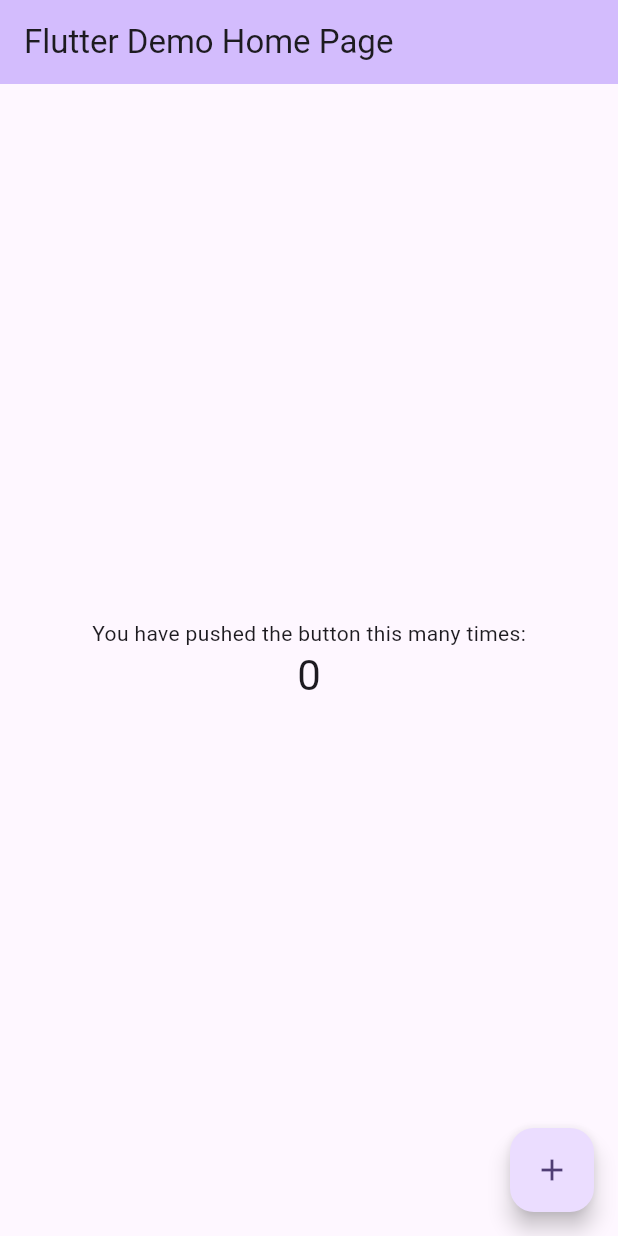
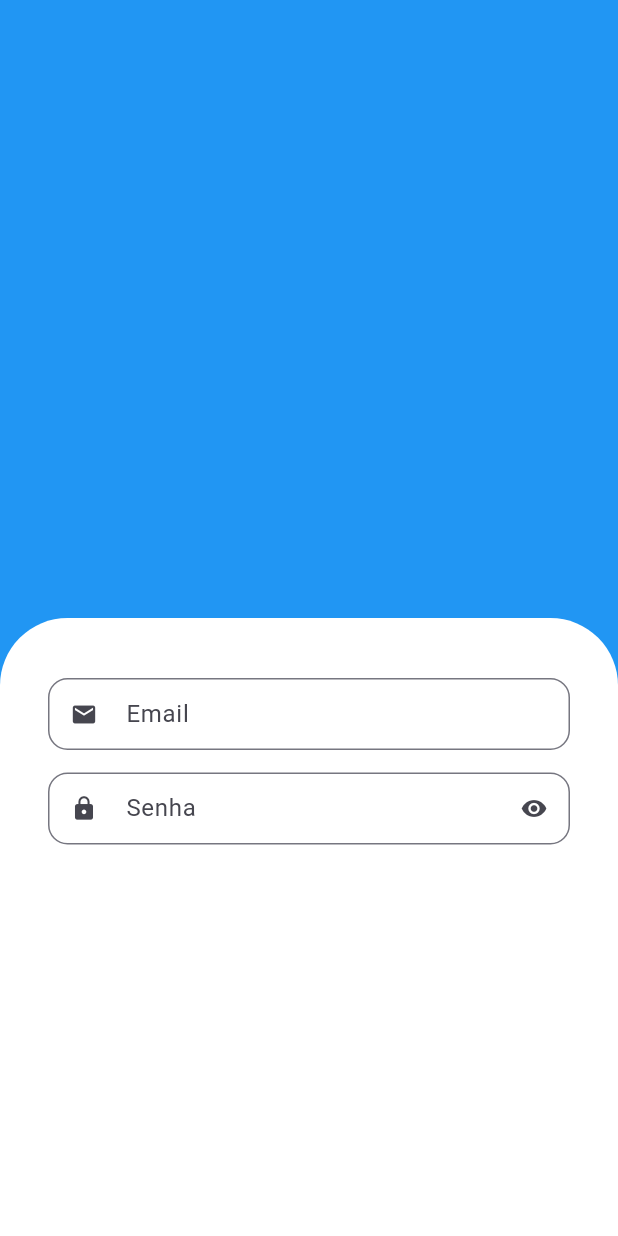
Before and after one commit to Eric-Coutinho/Flutter-App-Unicesumar, a Flutter app: the screen it shows after launch, on a phone screen of 412 x 824 dp. Run offline on Flutter 3.47's test engine with Material 3 defaults, Android fonts, the phone set to English and light mode, and no system bars.

Commit message:
Creating visuals for the login page

```diff
--- a/lib/main.dart
+++ b/lib/main.dart
@@ -1,4 +1,5 @@
 import 'package:flutter/material.dart';
+import 'package:flutter_application_1/src/auth/login_screen.dart';
 
 void main() {
   runApp(const MyApp());
@@ -7,119 +8,22 @@ void main() {
 class MyApp extends StatelessWidget {
   const MyApp({super.key});
 
-  // This widget is the root of your application.
   @override
   Widget build(BuildContext context) {
     return MaterialApp(
-      title: 'Flutter Demo',
+      title: 'Login',
       theme: ThemeData(
-        // This is the theme of your application.
-        //
-        // TRY THIS: Try running your application with "flutter run". You'll see
-        // the application has a purple toolbar. Then, without quitting the app,
-        // try changing the seedColor in the colorScheme below to Colors.green
-        // and then invoke "hot reload" (save your changes or press the "hot
-        // reload" button in a Flutter-supported IDE, or press "r" if you used
-        // the command line to start the app).
-        //
-        // Notice that the counter didn't reset back to zero; the application
-        // state is not lost during the reload. To reset the state, use hot
-        // restart instead.
-        //
-        // This works for code too, not just values: Most code changes can be
-        // tested with just a hot reload.
-        colorScheme: ColorScheme.fromSeed(seedColor: Colors.deepPurple),
+        colorSchemeSeed: Colors.indigo,
         useMaterial3: true,
+        brightness: Brightness.light,
       ),
-      home: const MyHomePage(title: 'Flutter Demo Home Page'),
+      darkTheme: ThemeData(
+        colorSchemeSeed: Colors.blue,
+        useMaterial3: true,
+        brightness: Brightness.dark
+      ),
+      home: const LoginScreen(),
+      debugShowCheckedModeBanner: false,
     );
   }
 }
-
-class MyHomePage extends StatefulWidget {
-  const MyHomePage({super.key, required this.title});
-
-  // This widget is the home page of your application. It is stateful, meaning
-  // that it has a State object (defined below) that contains fields that affect
-  // how it looks.
-
-  // This class is the configuration for the state. It holds the values (in this
-  // case the title) provided by the parent (in this case the App widget) and
-  // used by the build method of the State. Fields in a Widget subclass are
-  // always marked "final".
-
-  final String title;
-
-  @override
-  State<MyHomePage> createState() => _MyHomePageState();
-}
-
-class _MyHomePageState extends State<MyHomePage> {
-  int _counter = 0;
-
-  void _incrementCounter() {
-    setState(() {
-      // This call to setState tells the Flutter framework that something has
-      // changed in this State, which causes it to rerun the build method below
-      // so that the display can reflect the updated values. If we changed
-      // _counter without calling setState(), then the build method would not be
-      // called again, and so nothing would appear to happen.
-      _counter++;
-    });
-  }
-
-  @override
-  Widget build(BuildContext context) {
-    // This method is rerun every time setState is called, for instance as done
-    // by the _incrementCounter method above.
-    //
-    // The Flutter framework has been optimized to make rerunning build methods
-    // fast, so that you can just rebuild anything that needs updating rather
-    // than having to individually change instances of widgets.
-    return Scaffold(
-      appBar: AppBar(
-        // TRY THIS: Try changing the color here to a specific color (to
-        // Colors.amber, perhaps?) and trigger a hot reload to see the AppBar
-        // change color while the other colors stay the same.
-        backgroundColor: Theme.of(context).colorScheme.inversePrimary,
-        // Here we take the value from the MyHomePage object that was created by
-        // the App.build method, and use it to set our appbar title.
-        title: Text(widget.title),
-      ),
-      body: Center(
-        // Center is a layout widget. It takes a single child and positions it
-        // in the middle of the parent.
-        child: Column(
-          // Column is also a layout widget. It takes a list of children and
-          // arranges them vertically. By default, it sizes itself to fit its
-          // children horizontally, and tries to be as tall as its parent.
-          //
-          // Column has various properties to control how it sizes itself and
-          // how it positions its children. Here we use mainAxisAlignment to
-          // center the children vertically; the main axis here is the vertical
-          // axis because Columns are vertical (the cross axis would be
-          // horizontal).
-          //
-          // TRY THIS: Invoke "debug painting" (choose the "Toggle Debug Paint"
-          // action in the IDE, or press "p" in the console), to see the
-          // wireframe for each widget.
-          mainAxisAlignment: MainAxisAlignment.center,
-          children: <Widget>[
-            const Text(
-              'You have pushed the button this many times:',
-            ),
-            Text(
-              '$_counter',
-              style: Theme.of(context).textTheme.headlineMedium,
-            ),
-          ],
-        ),
-      ),
-      floatingActionButton: FloatingActionButton(
-        onPressed: _incrementCounter,
-        tooltip: 'Increment',
-        child: const Icon(Icons.add),
-      ), // This trailing comma makes auto-formatting nicer for build methods.
-    );
-  }
-}
--- /dev/null
+++ b/lib/src/auth/components/text_form.dart
@@ -0,0 +1,42 @@
+import 'package:flutter/material.dart';
+
+class TextForm extends StatefulWidget {
+  final IconData icon;
+  final String label;
+  bool hideText;
+  TextForm(
+      {super.key,
+      required this.icon,
+      required this.label,
+      this.hideText = false});
+
+  @override
+  State<TextForm> createState() => _TextFormState();
+}
+
+class _TextFormState extends State<TextForm> {
+  @override
+  Widget build(BuildContext context) {
+    return Padding(
+      padding: const EdgeInsets.only(bottom: 15),
+      child: TextFormField(
+        obscureText: widget.hideText,
+        decoration: InputDecoration(
+          prefixIcon: Icon(widget.icon),
+          suffixIcon: widget.hideText
+              ? IconButton(
+                  onPressed: () {
+                    setState(() {
+                      widget.hideText = !widget.hideText;
+                    });
+                  },
+                  icon: const Icon(Icons.visibility))
+              : null,
+          labelText: widget.label,
+          isDense: true,
+          border: OutlineInputBorder(borderRadius: BorderRadius.circular(13)),
+        ),
+      ),
+    );
+  }
+}
--- /dev/null
+++ b/lib/src/auth/login_screen.dart
@@ -0,0 +1,39 @@
+import 'package:flutter/material.dart';
+import 'package:flutter_application_1/src/auth/components/text_form.dart';
+
+void main() {
+  runApp(const LoginScreen());
+}
+
+class LoginScreen extends StatelessWidget {
+  const LoginScreen({super.key});
+
+  @override
+  Widget build(BuildContext context) {
+    return Scaffold(
+      backgroundColor: Colors.blue,
+      body: Column(
+        children: [
+          Expanded(
+              child: Container(
+            color: Colors.blue,
+          )),
+          Expanded(
+              child: Container(
+                  padding:
+                      const EdgeInsets.symmetric(horizontal: 32, vertical: 40),
+                  decoration: const BoxDecoration(
+                      color: Color.fromARGB(255, 255, 255, 255),
+                      borderRadius:
+                          BorderRadius.vertical(top: Radius.circular(45))),
+                  child: Column(
+                    children: [
+                      TextForm(label: "Email", icon: Icons.email),
+                      TextForm(label: "Senha", icon: Icons.lock, hideText: true),
+                    ],
+                  ))),
+        ],
+      ),
+    );
+  }
+}
```
